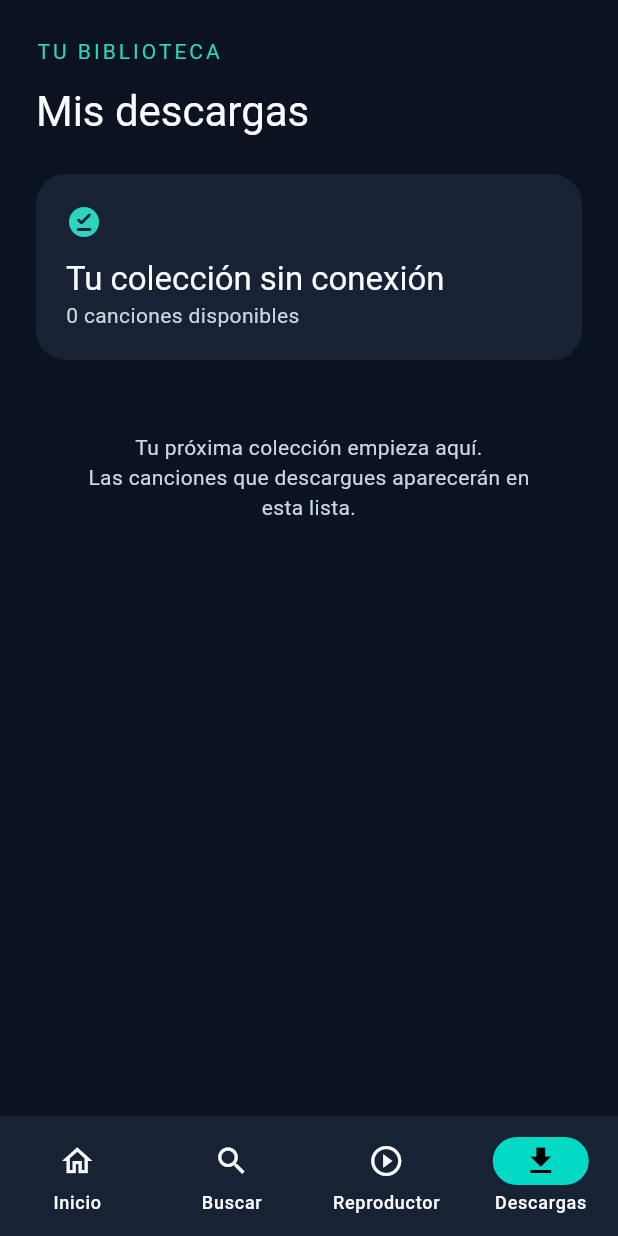
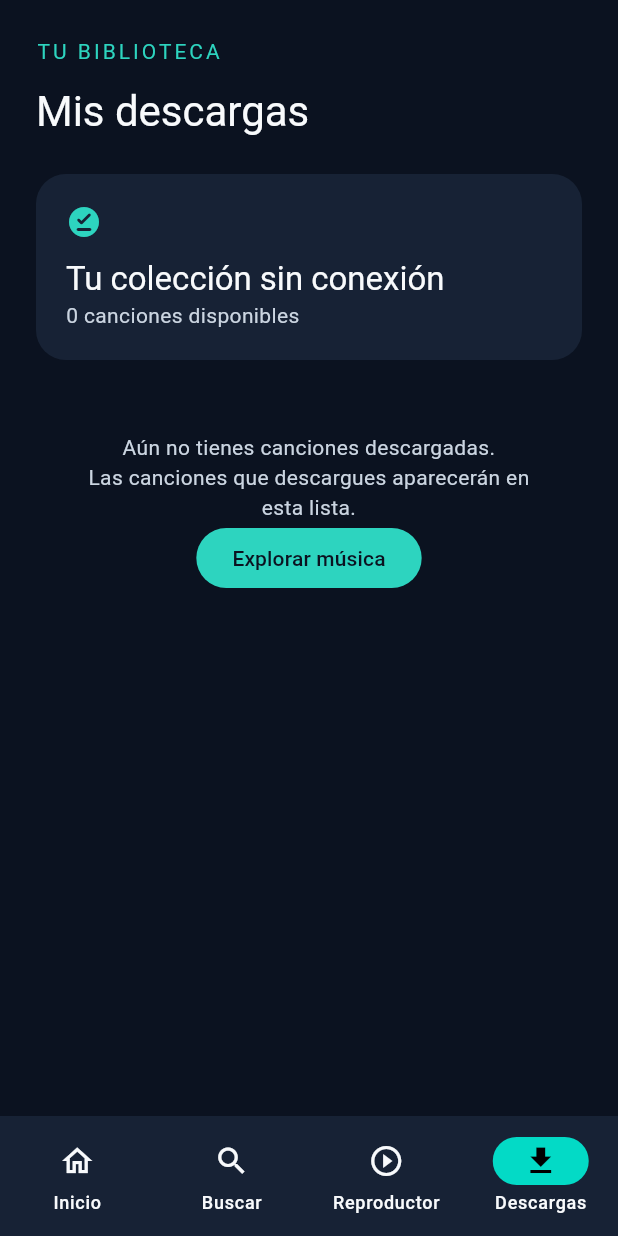
Before and after one commit to BaquiaxAntonio/pdm2026d-equipo-03-soundwave, a Flutter app: the screen it shows after launch, item 4 of the bottom bar chosen, on a phone screen of 412 x 824 dp. Run offline on Flutter 3.47's test engine with Material 3 defaults, Android fonts, the light colour scheme and no system bars; our stand-ins replace flutter_riverpod, sqflite; accounts and stored records are empty.

Commit message:
feat(downloads): mostrar estados asíncronos y probar recuperación

```diff
--- a/soundwave/lib/features/downloads/repository_download_view.dart
+++ b/soundwave/lib/features/downloads/repository_download_view.dart
@@ -4,6 +4,7 @@ import '../../core/models/download_record.dart';
 import 'download_cover.dart';
 import 'download_providers.dart';
 import 'download_theme.dart';
+import '../search/search_screen.dart';
 
 class RepositoryDownloadView extends ConsumerWidget {
   const RepositoryDownloadView({super.key});
@@ -26,7 +27,14 @@ class RepositoryDownloadView extends ConsumerWidget {
       }
     }
 
-    final entries = ref.watch(downloadEntriesProvider);
+    // Refresh the snapshot when the existing live repository reports changes.
+    // Ignore its first emission: the Future owns initial loading and errors.
+    ref.listen(downloadEntriesProvider, (previous, next) {
+      if (previous?.hasValue == true && next.hasValue && !next.isLoading) {
+        ref.invalidate(downloadEntriesFutureProvider);
+      }
+    });
+    final entries = ref.watch(downloadEntriesFutureProvider);
     return Theme(
       data: DownloadTheme.data,
       child: Scaffold(
@@ -40,11 +48,16 @@ class RepositoryDownloadView extends ConsumerWidget {
                   child: Column(
                     mainAxisSize: MainAxisSize.min,
                     children: [
-                      const Text('No se pudieron cargar tus descargas.'),
+                      const Text('No pudimos cargar tus descargas'),
                       FilledButton(
                         onPressed: () {
-                          ref.invalidate(downloadSessionProvider);
-                          ref.invalidate(downloadEntriesProvider);
+                          if (ref.read(downloadSessionProvider).hasError) {
+                            ref.invalidate(downloadSessionProvider);
+                          }
+                          ref.invalidate(downloadEntriesFutureProvider);
+                          if (ref.read(downloadEntriesProvider).hasError) {
+                            ref.invalidate(downloadEntriesProvider);
+                          }
                         },
                         child: const Text('Reintentar'),
                       ),
@@ -105,11 +118,28 @@ class RepositoryDownloadView extends ConsumerWidget {
                       ),
                       const SizedBox(height: 24),
                       if (visible.isEmpty)
-                        const Padding(
-                          padding: EdgeInsets.all(24),
-                          child: Text(
-                            'Tu próxima colección empieza aquí.\nLas canciones que descargues aparecerán en esta lista.',
-                            textAlign: TextAlign.center,
+                        Padding(
+                          padding: const EdgeInsets.all(24),
+                          child: Column(
+                            children: [
+                              const Text(
+                                'Aún no tienes canciones descargadas.\nLas canciones que descargues aparecerán en esta lista.',
+                                textAlign: TextAlign.center,
+                              ),
+                              FilledButton(
+                                onPressed: () => Navigator.of(context).push(
+                                  MaterialPageRoute<void>(
+                                    builder: (_) => Scaffold(
+                                      appBar: AppBar(
+                                        title: const Text('Explorar música'),
+                                      ),
+                                      body: const SearchScreen(),
+                                    ),
+                                  ),
+                                ),
+                                child: const Text('Explorar música'),
+                              ),
+                            ],
                           ),
                         ),
                       for (final entry in visible)
```
Also changed, not shown: soundwave/lib/features/downloads/download_providers.dart (+6 -10 lines), 3 other files.
